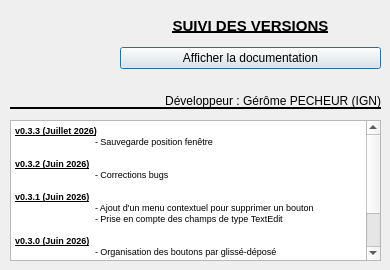
Old version of the form aproposde.ui in the repository IGNF/jeux-attributs-qgis-plugin.
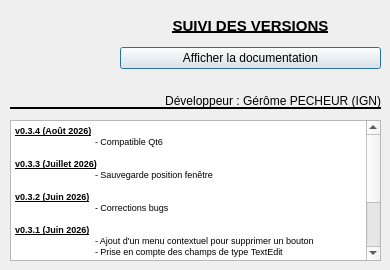
New version of the form. Icons and pictures are not drawn.

Commit message: compatible qt6

Diff of the .ui file:
```diff
--- a/aproposde.ui
+++ b/aproposde.ui
@@ -100,6 +100,9 @@
 &lt;html&gt;&lt;head&gt;&lt;meta name=&quot;qrichtext&quot; content=&quot;1&quot; /&gt;&lt;style type=&quot;text/css&quot;&gt;
 p, li { white-space: pre-wrap; }
 &lt;/style&gt;&lt;/head&gt;&lt;body style=&quot; font-family:'MS Shell Dlg 2'; font-size:8.25pt; font-weight:400; font-style:normal;&quot;&gt;
+&lt;p style=&quot; margin-top:0px; margin-bottom:0px; margin-left:0px; margin-right:0px; -qt-block-indent:0; text-indent:0px;&quot;&gt;&lt;span style=&quot; font-size:7pt; font-weight:600; text-decoration: underline;&quot;&gt;v0.3.4 (Août 2026)&lt;/span&gt;&lt;/p&gt;
+&lt;p style=&quot; margin-top:0px; margin-bottom:0px; margin-left:0px; margin-right:0px; -qt-block-indent:0; text-indent:0px;&quot;&gt;&lt;span style=&quot; font-size:7pt;&quot;&gt;	- Compatible Qt6&lt;/span&gt;&lt;/p&gt;
+&lt;p style=&quot;-qt-paragraph-type:empty; margin-top:0px; margin-bottom:0px; margin-left:0px; margin-right:0px; -qt-block-indent:0; text-indent:0px; font-size:7pt;&quot;&gt;&lt;br /&gt;&lt;/p&gt;
 &lt;p style=&quot; margin-top:0px; margin-bottom:0px; margin-left:0px; margin-right:0px; -qt-block-indent:0; text-indent:0px;&quot;&gt;&lt;span style=&quot; font-size:7pt; font-weight:600; text-decoration: underline;&quot;&gt;v0.3.3 (Juillet 2026)&lt;/span&gt;&lt;/p&gt;
 &lt;p style=&quot; margin-top:0px; margin-bottom:0px; margin-left:0px; margin-right:0px; -qt-block-indent:0; text-indent:0px;&quot;&gt;&lt;span style=&quot; font-size:7pt;&quot;&gt;	- Sauvegarde position fenêtre&lt;/span&gt;&lt;/p&gt;
 &lt;p style=&quot;-qt-paragraph-type:empty; margin-top:0px; margin-bottom:0px; margin-left:0px; margin-right:0px; -qt-block-indent:0; text-indent:0px; font-size:7pt;&quot;&gt;&lt;br /&gt;&lt;/p&gt;
```
The commit also changes 9 other files.
